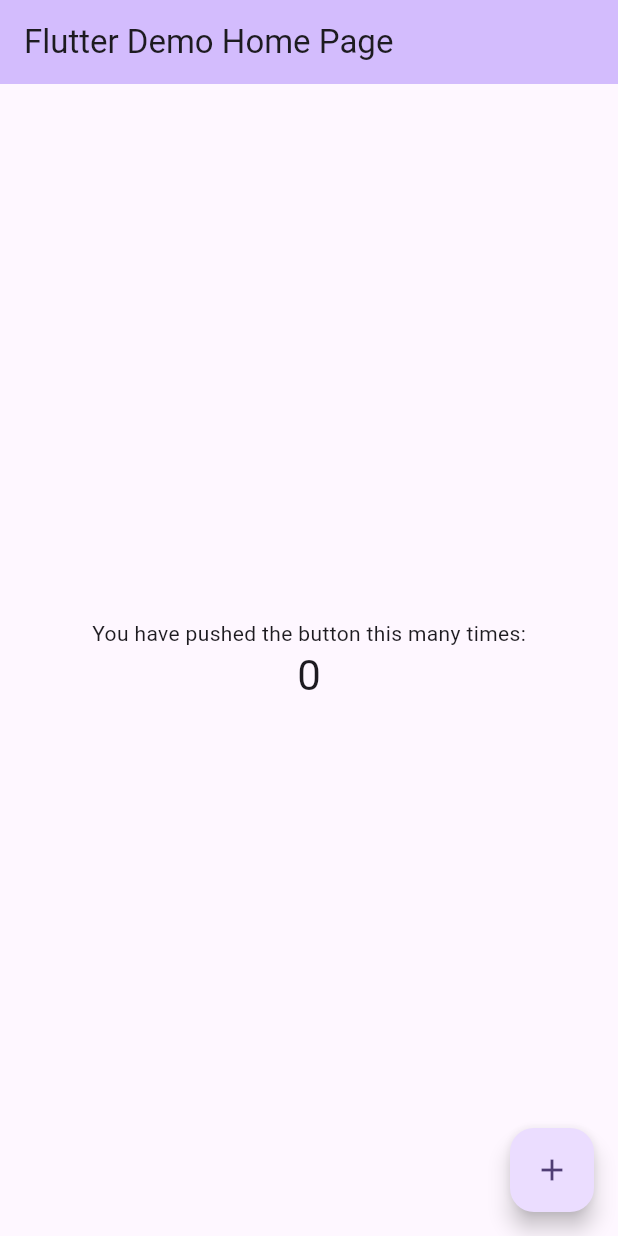
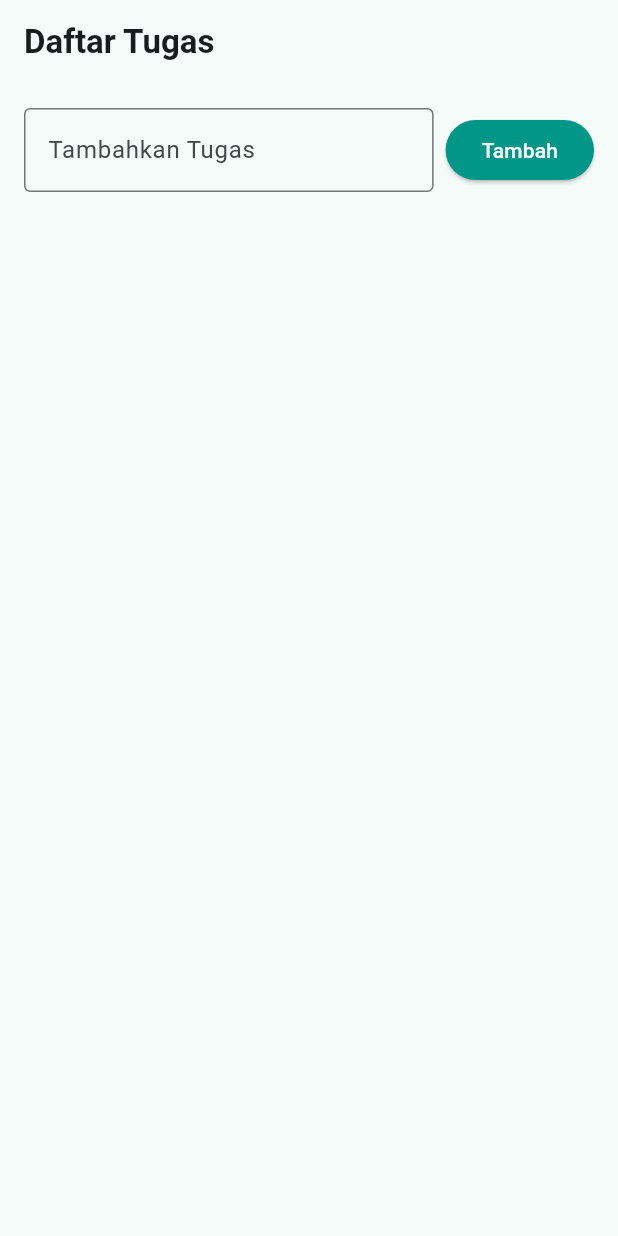
Before and after one commit to yahya542/todolistApp, a Flutter app: the screen it shows after launch, on a phone screen of 412 x 824 dp. Run offline on Flutter 3.47's test engine with Material 3 defaults, Android fonts, the phone set to English and light mode, and no system bars; our stand-ins replace shared_preferences.

Commit message:
create main page white ai

```diff
--- a/todolist/lib/main.dart
+++ b/todolist/lib/main.dart
@@ -1,122 +1,143 @@
 import 'package:flutter/material.dart';
+import 'package:shared_preferences/shared_preferences.dart';
+import 'dart:convert';
 
 void main() {
-  runApp(const MyApp());
+  runApp(const TodoListApp());
 }
 
-class MyApp extends StatelessWidget {
-  const MyApp({super.key});
+class TodoListApp extends StatelessWidget {
+  const TodoListApp({super.key});
 
-  // This widget is the root of your application.
+
   @override
   Widget build(BuildContext context) {
     return MaterialApp(
-      title: 'Flutter Demo',
+      debugShowCheckedModeBanner: false,
+      title: 'Todo List',
       theme: ThemeData(
-        // This is the theme of your application.
-        //
-        // TRY THIS: Try running your application with "flutter run". You'll see
-        // the application has a purple toolbar. Then, without quitting the app,
-        // try changing the seedColor in the colorScheme below to Colors.green
-        // and then invoke "hot reload" (save your changes or press the "hot
-        // reload" button in a Flutter-supported IDE, or press "r" if you used
-        // the command line to start the app).
-        //
-        // Notice that the counter didn't reset back to zero; the application
-        // state is not lost during the reload. To reset the state, use hot
-        // restart instead.
-        //
-        // This works for code too, not just values: Most code changes can be
-        // tested with just a hot reload.
-        colorScheme: ColorScheme.fromSeed(seedColor: Colors.deepPurple),
+        colorScheme: ColorScheme.fromSeed(seedColor: Colors.teal),
+        // pakai Material Design 3 (lebih modern)
+        textTheme: const TextTheme(
+          titleLarge: TextStyle(
+            fontSize: 22,
+            fontWeight: FontWeight.bold,
+            color: Colors.teal,
+          ),
+          bodyMedium: TextStyle(
+            fontSize: 18,
+          ),
+        ),
+        elevatedButtonTheme: ElevatedButtonThemeData(
+          style: ButtonStyle(
+            backgroundColor: MaterialStatePropertyAll(Colors.teal),
+            foregroundColor: MaterialStatePropertyAll(Colors.white),
+          ),
+        ),
       ),
-      home: const MyHomePage(title: 'Flutter Demo Home Page'),
+      home: const TodoHomePage(),
     );
   }
 }
 
-class MyHomePage extends StatefulWidget {
-  const MyHomePage({super.key, required this.title});
-
-  // This widget is the home page of your application. It is stateful, meaning
-  // that it has a State object (defined below) that contains fields that affect
-  // how it looks.
-
-  // This class is the configuration for the state. It holds the values (in this
-  // case the title) provided by the parent (in this case the App widget) and
-  // used by the build method of the State. Fields in a Widget subclass are
-  // always marked "final".
-
-  final String title;
+class TodoHomePage extends StatefulWidget {
+  const TodoHomePage({super.key});
 
   @override
-  State<MyHomePage> createState() => _MyHomePageState();
+  _TodoHomePageState createState() => _TodoHomePageState();
 }
 
-class _MyHomePageState extends State<MyHomePage> {
-  int _counter = 0;
+class _TodoHomePageState extends State<TodoHomePage> {
+  final List<String> _todos = [];
+  final TextEditingController _controller = TextEditingController();
 
-  void _incrementCounter() {
+  @override
+  void initState() {
+    super.initState();
+    _loadTodos();
+  }
+
+  Future<void> _loadTodos() async {
+    final prefs = await SharedPreferences.getInstance();
+    final String? todosString = prefs.getString('todos');
+    if (todosString != null) {
+      setState(() {
+        _todos.addAll(List<String>.from(jsonDecode(todosString)));
+      });
+    }
+  }
+
+  Future<void> _saveTodos() async {
+    final prefs = await SharedPreferences.getInstance();
+    await prefs.setString('todos', jsonEncode(_todos));
+  }
+
+  void _addTodo() {
+    final text = _controller.text;
+    if (text.isNotEmpty) {
+      setState(() {
+        _todos.add(text);
+        _controller.clear();
+      });
+      _saveTodos();
+    }
+  }
+
+  void _removeTodo(int index) {
     setState(() {
-      // This call to setState tells the Flutter framework that something has
-      // changed in this State, which causes it to rerun the build method below
-      // so that the display can reflect the updated values. If we changed
-      // _counter without calling setState(), then the build method would not be
-      // called again, and so nothing would appear to happen.
-      _counter++;
+      _todos.removeAt(index);
     });
+    _saveTodos();
   }
 
   @override
   Widget build(BuildContext context) {
-    // This method is rerun every time setState is called, for instance as done
-    // by the _incrementCounter method above.
-    //
-    // The Flutter framework has been optimized to make rerunning build methods
-    // fast, so that you can just rebuild anything that needs updating rather
-    // than having to individually change instances of widgets.
     return Scaffold(
       appBar: AppBar(
-        // TRY THIS: Try changing the color here to a specific color (to
-        // Colors.amber, perhaps?) and trigger a hot reload to see the AppBar
-        // change color while the other colors stay the same.
-        backgroundColor: Theme.of(context).colorScheme.inversePrimary,
-        // Here we take the value from the MyHomePage object that was created by
-        // the App.build method, and use it to set our appbar title.
-        title: Text(widget.title),
+        title: const Text('Daftar Tugas'),
       ),
-      body: Center(
-        // Center is a layout widget. It takes a single child and positions it
-        // in the middle of the parent.
+      body: Padding(
+        padding: const EdgeInsets.all(16.0),
         child: Column(
-          // Column is also a layout widget. It takes a list of children and
-          // arranges them vertically. By default, it sizes itself to fit its
-          // children horizontally, and tries to be as tall as its parent.
-          //
-          // Column has various properties to control how it sizes itself and
-          // how it positions its children. Here we use mainAxisAlignment to
-          // center the children vertically; the main axis here is the vertical
-          // axis because Columns are vertical (the cross axis would be
-          // horizontal).
-          //
-          // TRY THIS: Invoke "debug painting" (choose the "Toggle Debug Paint"
-          // action in the IDE, or press "p" in the console), to see the
-          // wireframe for each widget.
-          mainAxisAlignment: MainAxisAlignment.center,
-          children: <Widget>[
-            const Text('You have pushed the button this many times:'),
-            Text(
-              '$_counter',
-              style: Theme.of(context).textTheme.headlineMedium,
+          children: [
+            Row(
+              children: [
+                Expanded(
+                  child: TextField(
+                    controller: _controller,
+                    decoration: const InputDecoration(
+                      labelText: 'Tambahkan Tugas',
+                      border: OutlineInputBorder(),
+                    ),
+                  ),
+                ),
+                const SizedBox(width: 8),
+                ElevatedButton(
+                  onPressed: _addTodo,
+                  child: const Text('Tambah'),
+                )
+              ],
             ),
+            const SizedBox(height: 16),
+            Expanded(
+              child: ListView.builder(
+                itemCount: _todos.length,
+                itemBuilder: (context, index) {
+                  return Card(
+                    child: ListTile(
+                      title: Text(_todos[index]),
+                      trailing: IconButton(
+                        icon: const Icon(Icons.delete),
+                        onPressed: () => _removeTodo(index),
+                      ),
+                    ),
+                  );
+                },
+              ),
+            )
           ],
         ),
       ),
-      floatingActionButton: FloatingActionButton(
-        onPressed: _incrementCounter,
-        tooltip: 'Increment',
-        child: const Icon(Icons.add),
-      ), // This trailing comma makes auto-formatting nicer for build methods.
     );
   }
 }
```
